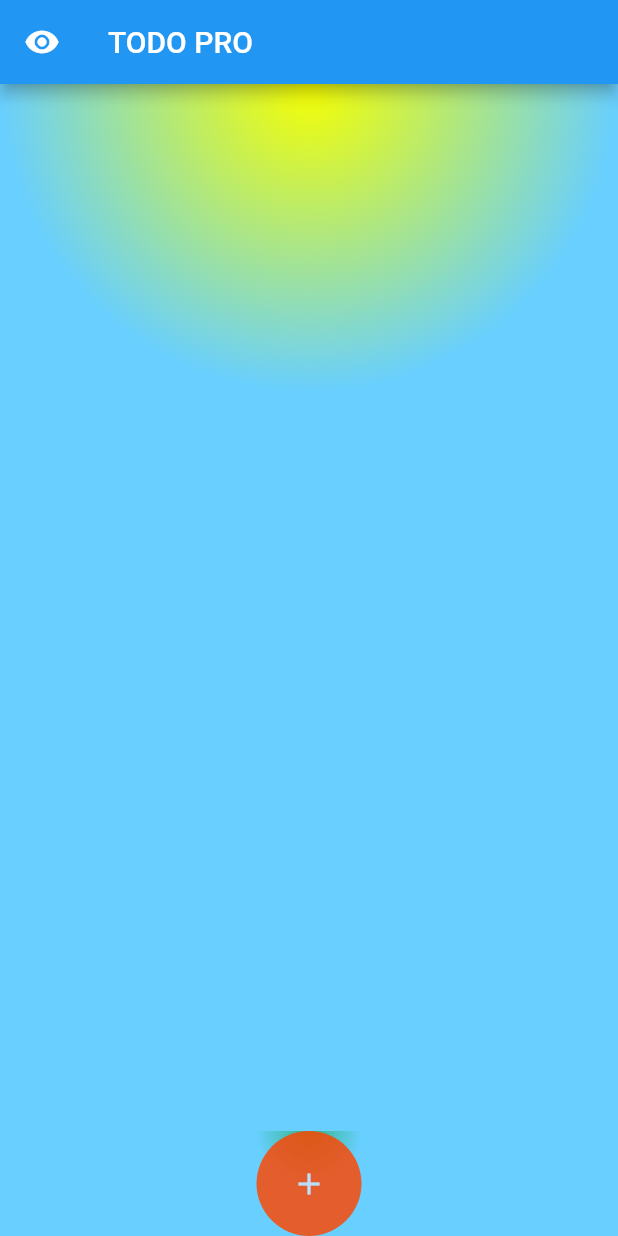
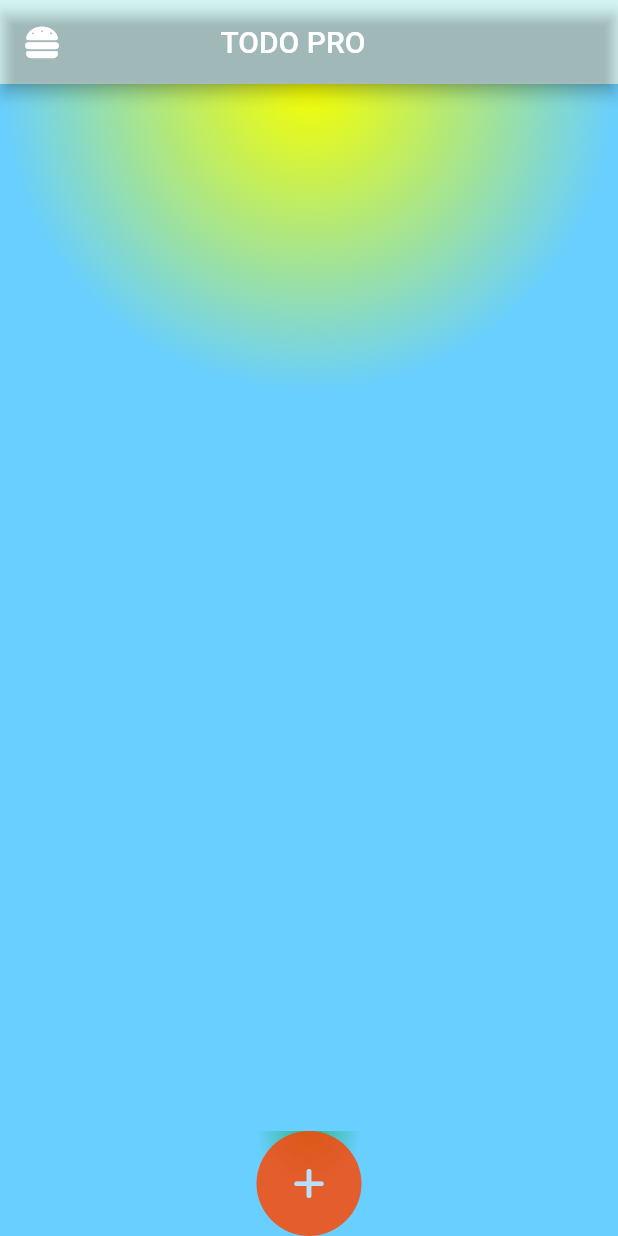
Before and after one commit to abhijithu1/theultimatetodo, a Flutter app: the screen it shows after launch, on a phone screen of 412 x 824 dp. Run offline on Flutter 3.47's test engine with Material 2 defaults, Android fonts, the phone set to English and light mode, and no system bars; our stand-ins replace font_awesome_flutter.

```diff
--- a/lib/main.dart
+++ b/lib/main.dart
@@ -1,4 +1,5 @@
 import 'package:flutter/material.dart';
+import 'package:font_awesome_flutter/font_awesome_flutter.dart';
 
 void main() {
   runApp(const MyApp());
@@ -53,7 +54,7 @@ class ScreenHome extends StatelessWidget {
               child: CircleAvatar(
                 backgroundColor: const Color.fromRGBO(255, 68, 0, 0.822),
                 child: IconButton(
-                  icon: const Icon(Icons.add),
+                  icon: const FaIcon(FontAwesomeIcons.plus),
                   onPressed: () {},
                   style: const ButtonStyle(
                       backgroundColor: MaterialStatePropertyAll(
@@ -83,20 +84,30 @@ class ScreenHome extends StatelessWidget {
                 focalRadius: 100,
               ),
             ),
-          child: ListView(
-            padding: EdgeInsets.zero,
-            children: const [
-              DrawerHeader(
-                child: Text("TESTING"),
-              )
-            ],
+            child: Column(
+              crossAxisAlignment: CrossAxisAlignment.start,
+              children: [
+                Flexible(
+                  flex: 2,
+                  child: Container(
+                    color: Colors.red,
                   ),
                 ),
+                Flexible(
+                    flex: 3,
+                    child: Container(
+                      color: Colors.orange,
+                    ))
+              ],
+            )),
       ),
       appBar: AppBar(
-        title: const Text(
+        title: const Padding(
+          padding: EdgeInsets.only(right: 2,left: 75),
+          child: Text(
             "TODO PRO",
             style: TextStyle(),
+          ),
         ),
         leading: Builder(
           builder: (BuildContext context) {
@@ -104,9 +115,10 @@ class ScreenHome extends StatelessWidget {
                 onPressed: () {
                   Scaffold.of(context).openDrawer();
                 },
-                icon: const Icon(Icons.remove_red_eye));
+                icon: const FaIcon(FontAwesomeIcons.burger));
           },
         ),
+        backgroundColor: const Color.fromARGB(0, 20, 136, 59),
       ),
     );
   }
--- a/pubspec.yaml
+++ b/pubspec.yaml
@@ -30,6 +30,8 @@ environment:
 dependencies:
   flutter:
     sdk: flutter
+  font_awesome_flutter: ^10.4.0
+  google_fonts: ^5.0.0
 
   # The following adds the Cupertino Icons font to your application.
   # Use with the CupertinoIcons class for iOS style icons.
```
Also changed, not shown: pubspec.lock. Lines whose indentation alone changed are shown as unchanged.
